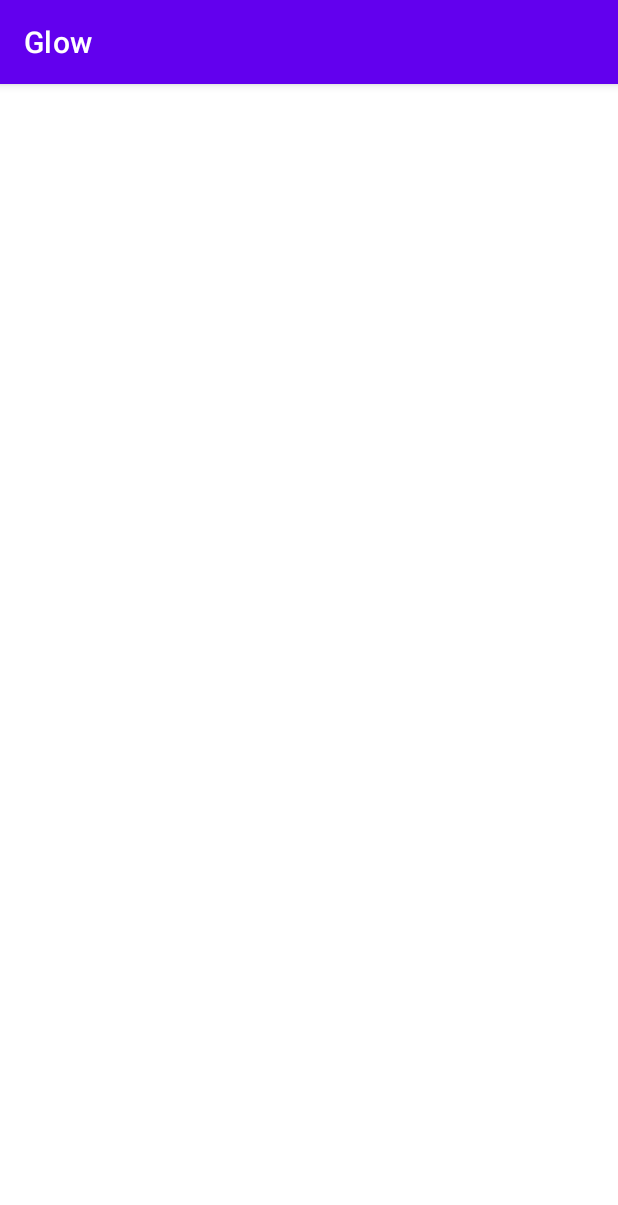
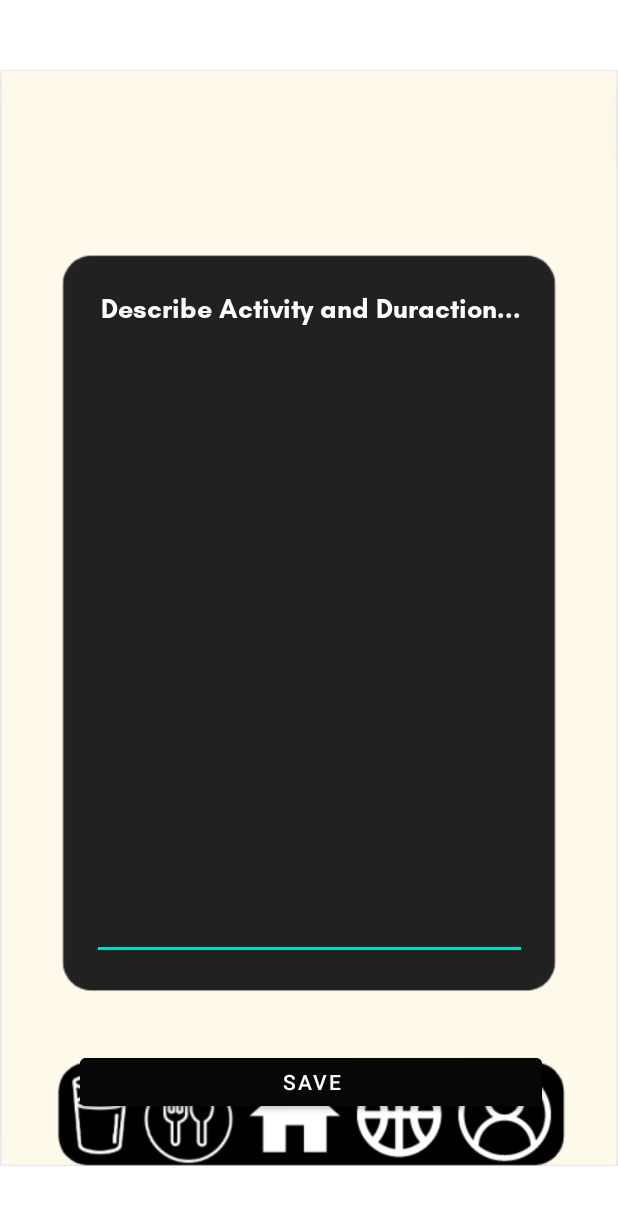
Before and after one commit to chloegem/MobileFinalProject, an Android app: the TrackYourSport screen opened directly, with no data from a screen before it, on a phone screen of 412 x 824 dp. Shown: the top 1205 px of the screen. Run offline under Robolectric (Android 15) with nearby library versions, the phone set to English and light mode, and no system bars; 12 statements that could not run were skipped.

Commit message:
Track your sport Activity complete (forgot to make previous commits)

```diff
--- a/Frontend/app/src/main/res/layout/activity_track_your_sport.xml
+++ b/Frontend/app/src/main/res/layout/activity_track_your_sport.xml
@@ -6,4 +6,119 @@
     android:layout_height="match_parent"
     tools:context=".TrackYourSport">
 
+    <ImageView
+        android:id="@+id/imageView8"
+        android:layout_width="wrap_content"
+        android:layout_height="wrap_content"
+        app:layout_constraintBottom_toBottomOf="parent"
+        app:layout_constraintEnd_toEndOf="parent"
+        app:layout_constraintHorizontal_bias="0.0"
+        app:layout_constraintStart_toStartOf="parent"
+        app:layout_constraintTop_toTopOf="parent"
+        app:layout_constraintVertical_bias="1.0"
+        app:srcCompat="@drawable/sportsactivity" />
+
+    <TextView
+        android:id="@+id/header"
+        android:layout_width="249dp"
+        android:layout_height="47dp"
+        android:fontFamily="@font/glacialindifferencebold"
+        android:gravity="center"
+        android:textSize="24sp"
+        app:layout_constraintBottom_toBottomOf="parent"
+        app:layout_constraintEnd_toEndOf="parent"
+        app:layout_constraintStart_toStartOf="parent"
+        app:layout_constraintTop_toTopOf="parent"
+        app:layout_constraintVertical_bias="0.076" />
+
+    <TextView
+        android:id="@+id/textView22"
+        android:layout_width="50dp"
+        android:layout_height="71dp"
+        android:onClick="goWater"
+        app:layout_constraintBottom_toBottomOf="parent"
+        app:layout_constraintEnd_toEndOf="parent"
+        app:layout_constraintHorizontal_bias="0.116"
+        app:layout_constraintStart_toStartOf="parent"
+        app:layout_constraintTop_toTopOf="@+id/imageView8"
+        app:layout_constraintVertical_bias="1.0" />
+
+    <TextView
+        android:id="@+id/textView23"
+        android:layout_width="71dp"
+        android:layout_height="69dp"
+        android:onClick="goFood"
+        app:layout_constraintBottom_toBottomOf="parent"
+        app:layout_constraintEnd_toEndOf="parent"
+        app:layout_constraintHorizontal_bias="0.27"
+        app:layout_constraintStart_toStartOf="parent"
+        app:layout_constraintTop_toTopOf="@+id/imageView8"
+        app:layout_constraintVertical_bias="1.0" />
+
+    <TextView
+        android:id="@+id/textView24"
+        android:layout_width="71dp"
+        android:layout_height="69dp"
+        android:onClick="goUser"
+        app:layout_constraintBottom_toBottomOf="parent"
+        app:layout_constraintEnd_toEndOf="parent"
+        app:layout_constraintHorizontal_bias="0.897"
+        app:layout_constraintStart_toStartOf="parent"
+        app:layout_constraintTop_toTopOf="@+id/imageView8"
+        app:layout_constraintVertical_bias="0.998" />
+
+    <TextView
+        android:id="@+id/textView26"
+        android:layout_width="71dp"
+        android:layout_height="69dp"
+        android:onClick="goSport"
+        app:layout_constraintBottom_toBottomOf="parent"
+        app:layout_constraintEnd_toEndOf="parent"
+        app:layout_constraintHorizontal_bias="0.688"
+        app:layout_constraintStart_toStartOf="parent"
+        app:layout_constraintTop_toTopOf="@+id/imageView8"
+        app:layout_constraintVertical_bias="1.0" />
+
+    <TextView
+        android:id="@+id/textView25"
+        android:layout_width="71dp"
+        android:layout_height="69dp"
+        android:onClick="goHome"
+        app:layout_constraintBottom_toBottomOf="parent"
+        app:layout_constraintEnd_toEndOf="parent"
+        app:layout_constraintHorizontal_bias="0.479"
+        app:layout_constraintStart_toStartOf="parent"
+        app:layout_constraintTop_toTopOf="@+id/imageView8"
+        app:layout_constraintVertical_bias="1.0" />
+
+    <EditText
+        android:id="@+id/sports_info"
+        android:layout_width="290dp"
+        android:layout_height="455dp"
+        android:ems="10"
+        android:fontFamily="@font/glacialindifferencebold"
+        android:gravity="right|top"
+        android:inputType="textPersonName"
+        android:text="Describe Activity and Duraction..."
+        android:textColor="#FFFFFF"
+        android:textColorHighlight="#FFFFFF"
+        android:textColorHint="#FFFFFF"
+        android:textColorLink="#FFFFFF"
+        app:layout_constraintBottom_toBottomOf="@+id/imageView8"
+        app:layout_constraintEnd_toEndOf="parent"
+        app:layout_constraintStart_toStartOf="parent"
+        app:layout_constraintTop_toTopOf="parent" />
+
+    <Button
+        android:layout_width="308dp"
+        android:layout_height="44dp"
+        android:backgroundTint="#070707"
+        android:onClick="addInfo"
+        android:text="Save"
+        app:layout_constraintBottom_toBottomOf="parent"
+        app:layout_constraintEnd_toEndOf="parent"
+        app:layout_constraintHorizontal_bias="0.514"
+        app:layout_constraintStart_toStartOf="parent"
+        app:layout_constraintTop_toTopOf="parent"
+        app:layout_constraintVertical_bias="0.897" />
 </androidx.constraintlayout.widget.ConstraintLayout>
```
Also changed, not shown: Frontend/app/src/main/java/com/example/glow/TrackYourSport.java (+203 -0 lines).
